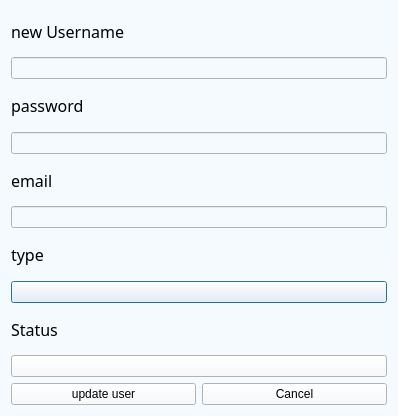
Before: the Qt Designer form AdminMenu_Dialog_UpdateUser.ui in EricLi0473/CSIT314, drawn with Qt 5.
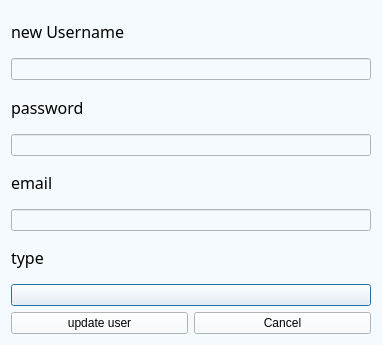
After: the same form once the commit is applied. Custom widgets are drawn as their Qt base class.

```diff
--- a/AdminMenu_Dialog_UpdateUser.ui
+++ b/AdminMenu_Dialog_UpdateUser.ui
@@ -6,8 +6,8 @@
    <rect>
     <x>0</x>
     <y>0</y>
-    <width>398</width>
-    <height>416</height>
+    <width>382</width>
+    <height>345</height>
    </rect>
   </property>
   <property name="windowTitle">
@@ -254,22 +254,6 @@
      <item>
       <widget class="ComboBox" name="ComboBox_type"/>
      </item>
-     <item>
-      <widget class="QLabel" name="label_status">
-       <property name="font">
-        <font>
-         <family>PT Root UI Bold</family>
-         <pointsize>12</pointsize>
-        </font>
-       </property>
-       <property name="text">
-        <string>Status</string>
-       </property>
-      </widget>
-     </item>
-     <item>
-      <widget class="ComboBox" name="ComboBox_status"/>
-     </item>
     </layout>
    </item>
    <item row="1" column="0">
```
